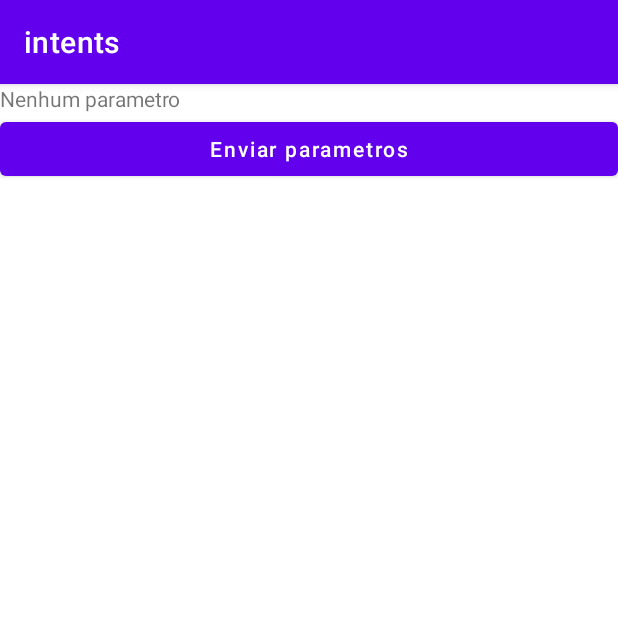
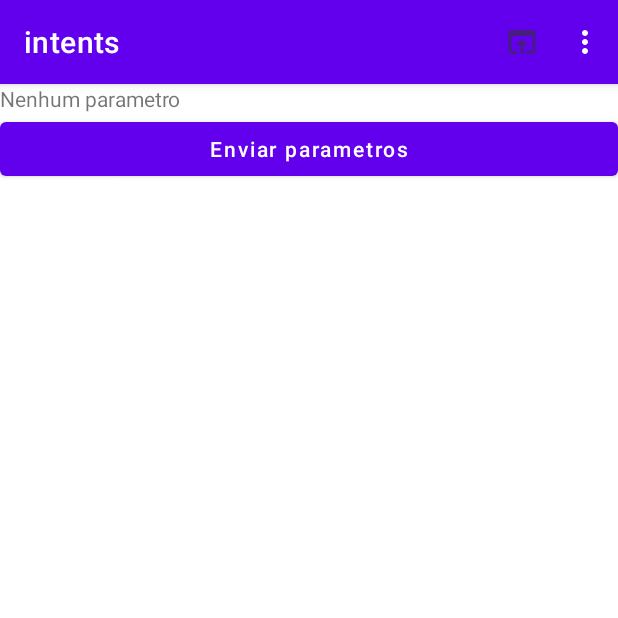
Before and after one commit to JeanCremonezzi/Intents, an Android app: the screen it shows after launch (MainActivity), on a phone screen of 412 x 824 dp, the top half of it. Run offline under Robolectric (Android 15) with nearby library versions, the phone set to English and light mode, and no system bars.

Commit message:
Added all features

```diff
--- a/app/src/main/java/br/edu/ifsp/scl/ads/intents/MainActivity.kt
+++ b/app/src/main/java/br/edu/ifsp/scl/ads/intents/MainActivity.kt
@@ -1,11 +1,86 @@
 package br.edu.ifsp.scl.ads.intents
 
+import android.content.Intent
+import android.net.Uri
+import android.os.Build
 import androidx.appcompat.app.AppCompatActivity
 import android.os.Bundle
+import android.view.Menu
+import android.view.MenuItem
+import android.widget.Toast
+import androidx.activity.result.ActivityResultLauncher
+import androidx.activity.result.contract.ActivityResultContracts
+import br.edu.ifsp.scl.ads.intents.databinding.ActivityMainBinding
 
 class MainActivity : AppCompatActivity() {
+    private val binding : ActivityMainBinding by lazy {
+        ActivityMainBinding.inflate(layoutInflater)
+    }
+
+    private lateinit var  parl : ActivityResultLauncher<Intent>
+    private lateinit var  activityResultLauncher: ActivityResultLauncher<String>
+
+    companion object Constantes {
+        const val PARAMETRO_EXTRA = "PARAMETRO_EXTRA"
+    }
+
     override fun onCreate(savedInstanceState: Bundle?) {
         super.onCreate(savedInstanceState)
-        setContentView(R.layout.activity_main)
+        setContentView(binding.root)
+
+        parl = registerForActivityResult(ActivityResultContracts.StartActivityForResult()) { result ->
+            if (result?.resultCode == RESULT_OK) {
+                val retorno = result.data?.getStringExtra(PARAMETRO_EXTRA)?:""
+                binding.paramTxt.text = retorno
+            }
+        }
+
+        binding.submitParamBtn.setOnClickListener {
+            val intent = Intent("DIA_DE_SOL_ACTION")
+            intent.putExtra("PARAMETRO_EXTRA", binding.paramTxt.text.toString())
+
+            parl.launch(intent)
+        }
+
+        activityResultLauncher = registerForActivityResult(ActivityResultContracts.RequestPermission()){ permissaoConcedida ->
+            if (permissaoConcedida) {
+                // TODO
+            } else {
+                Toast.makeText(this, "Permissão negada", Toast.LENGTH_SHORT).show()
+                finish()
+            }
+        }
+    }
+
+    override fun onCreateOptionsMenu(menu: Menu?): Boolean {
+        menuInflater.inflate(R.menu.menu_main, menu)
+        return true
+    }
+
+    override fun onOptionsItemSelected(item: MenuItem): Boolean {
+        return when (item.itemId) {
+            R.id.viewMi -> {
+                val url: Uri = Uri.parse(binding.paramTxt.text.toString())
+                val browserIntent: Intent = Intent(Intent.ACTION_VIEW, url)
+                startActivity(browserIntent)
+
+                true
+            }
+
+            R.id.callMi -> {
+                if (Build.VERSION.SDK_INT >= Build.VERSION_CODES.M) {
+                    // TODO
+                } else {
+                    // TODO
+                }
+
+                true
+            }
+
+            R.id.dialMi -> true
+            R.id.pickMi -> true
+            R.id.chooserMi -> true
+            else ->false
+        }
     }
 }
--- /dev/null
+++ b/app/src/main/res/drawable-anydpi/ic_browser.xml
@@ -0,0 +1,11 @@
+<vector xmlns:android="http://schemas.android.com/apk/res/android"
+    android:width="24dp"
+    android:height="24dp"
+    android:viewportWidth="24"
+    android:viewportHeight="24"
+    android:tint="#333333"
+    android:alpha="0.6">
+  <path
+      android:fillColor="@android:color/white"
+      android:pathData="M19,4L5,4c-1.11,0 -2,0.9 -2,2v12c0,1.1 0.89,2 2,2h4v-2L5,18L5,8h14v10h-4v2h4c1.1,0 2,-0.9 2,-2L21,6c0,-1.1 -0.89,-2 -2,-2zM12,10l-4,4h3v6h2v-6h3l-4,-4z"/>
+</vector>
--- /dev/null
+++ b/app/src/main/res/menu/menu_main.xml
@@ -0,0 +1,32 @@
+<?xml version="1.0" encoding="utf-8"?>
+<menu xmlns:android="http://schemas.android.com/apk/res/android"
+    xmlns:app="http://schemas.android.com/apk/res-auto">
+    <item
+        android:id="@+id/viewMi"
+        android:icon="@drawable/ic_browser"
+        android:title="@string/openInBrowser"
+        app:showAsAction="ifRoom"/>
+
+    <item android:title="@string/otherIntents"
+        app:showAsAction="never">
+        <menu>
+            <item
+                android:title="@string/call"
+                android:id="@+id/callMi"/>
+
+            <item
+                android:title="@string/dialNumber"
+                android:id="@+id/dialMi"/>
+
+            <item
+                android:title="@string/getImage"
+                android:id="@+id/pickMi"/>
+
+            <item
+                android:title="@string/chooseApp"
+                android:id="@+id/chooserMi"/>
+
+        </menu>
+    </item>
+
+</menu>
--- a/app/src/main/res/values/strings.xml
+++ b/app/src/main/res/values/strings.xml
@@ -1,3 +1,9 @@
 <resources>
     <string name="app_name">intents</string>
+    <string name="openInBrowser">Abrir no navegador</string>
+    <string name="otherIntents">Outras intenções</string>
+    <string name="call">Chamar número</string>
+    <string name="dialNumber">Discar Número</string>
+    <string name="getImage">Pegar Imagem</string>
+    <string name="chooseApp">Escolher App</string>
 </resources>
```
Also changed, not shown: app/src/main/AndroidManifest.xml (+11 -0 lines), app/src/main/java/br/edu/ifsp/scl/ads/intents/ParameterActivity.kt (added, +29 -0 lines), app/src/main/res/layout/activity_parameter.xml (added, +27 -0 lines), app/src/main/res/drawable-hdpi/ic_browser.png (added), app/src/main/res/drawable-mdpi/ic_browser.png (added), app/src/main/res/drawable-xhdpi/ic_browser.png (added), app/src/main/res/drawable-xxhdpi/ic_browser.png (added).
